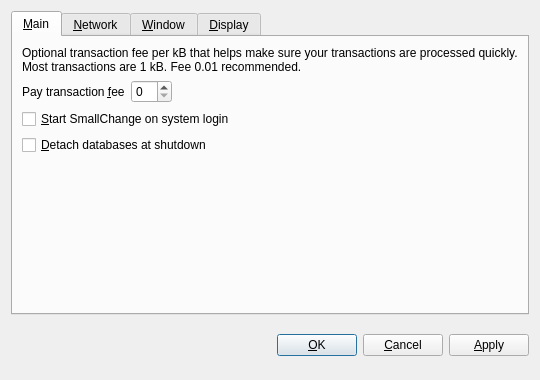
Before: the Qt Designer form src/qt/forms/optionsdialog.ui in dimacoin/dimacoin, drawn with Qt 5.
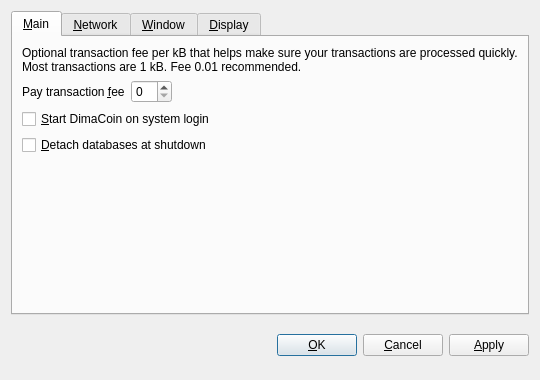
After: the same form once the commit is applied. The open tabs and pages were chosen to show the change. Custom widgets are drawn as their Qt base class.

```diff
--- a/src/qt/forms/optionsdialog.ui
+++ b/src/qt/forms/optionsdialog.ui
@@ -82,7 +82,7 @@
           <string>Automatically start SmallChange after logging in to the system.</string>
          </property>
          <property name="text">
-          <string>&amp;Start SmallChange on system login</string>
+          <string>&amp;Start DimaCoin on system login</string>
          </property>
         </widget>
        </item>
```
Left out of the diff: 10 changed lines with no effect on the pictures.
